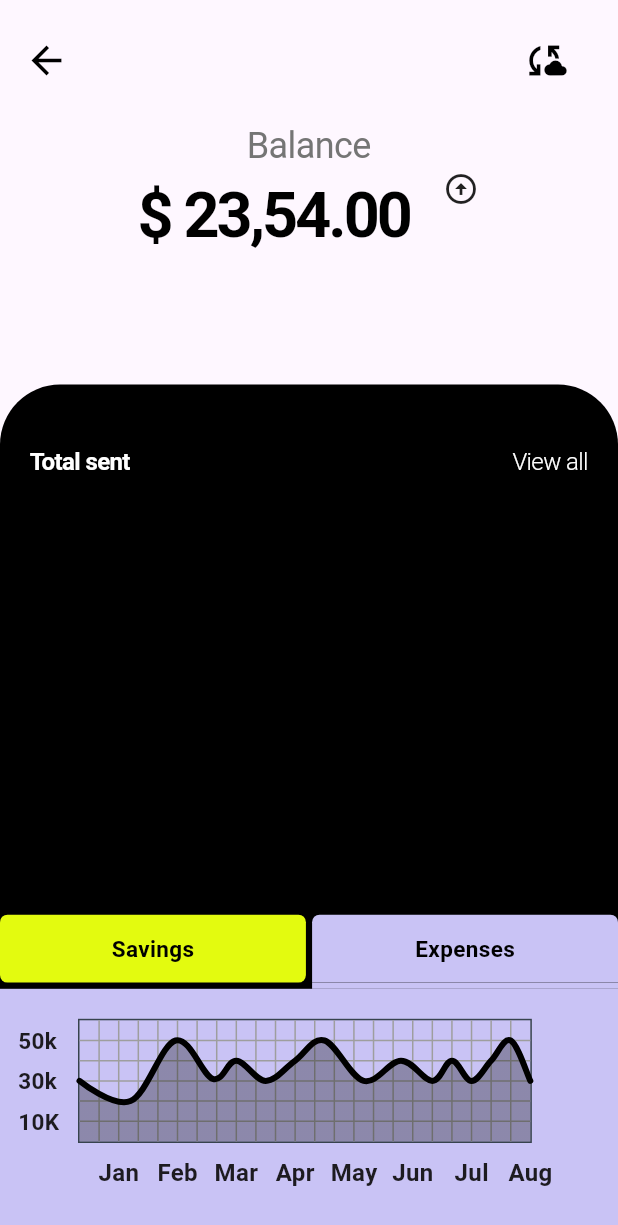
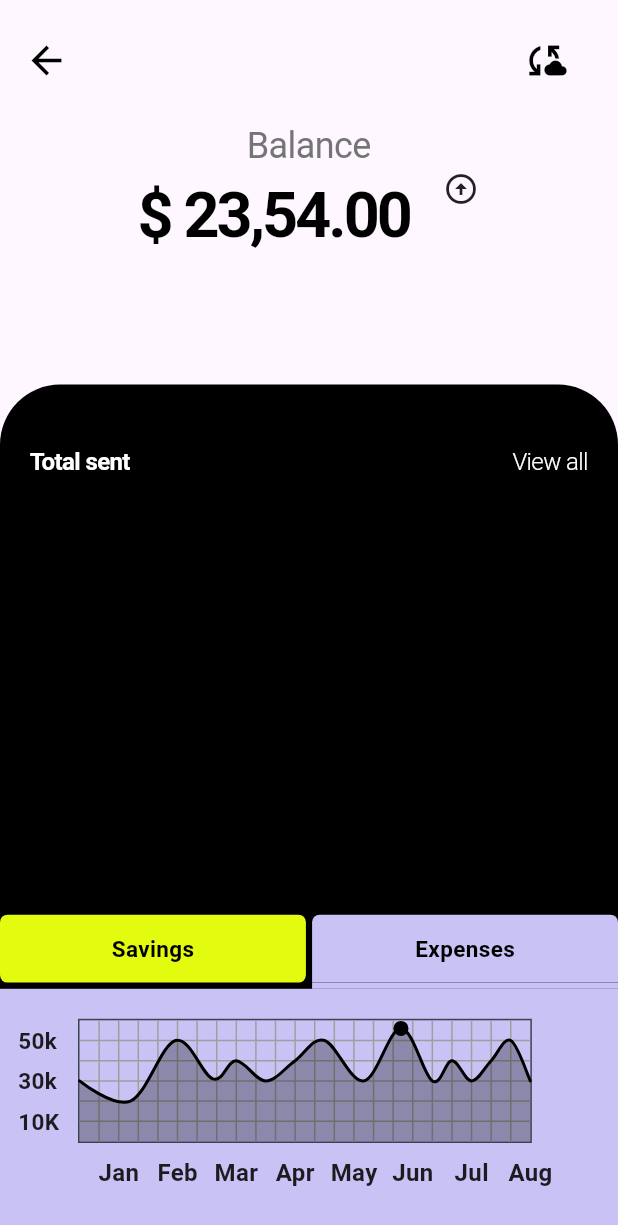
Before and after one commit to LeoMogiano/flutter_designs, a Flutter app: the BalanceScreen screen opened directly, on a phone screen of 412 x 824 dp. Shown: the top 1225 px of the screen. Run offline on Flutter 3.47's test engine with Material 3 defaults, Android fonts, the phone set to English and light mode, and no system bars; network calls fail.

Commit message:
Añadiendo un punto en el chart

```diff
--- a/lib/screens/balance_screen.dart
+++ b/lib/screens/balance_screen.dart
@@ -315,14 +315,16 @@ class _CustomLineChartState extends State<CustomLineChart> {
                 FlSpot(11, 4),
                 FlSpot(12.5, 5),
                 FlSpot(14.5, 3),
-                FlSpot(16.4, 4),
+                FlSpot(16.4, 5.6),
                 FlSpot(18, 3),
                 FlSpot(19, 4),
                 FlSpot(20, 3),
                 FlSpot(21, 4),
                 FlSpot(22, 5),
                 FlSpot(23, 3),
+
               ],
+
               isCurved: true,
               gradient: const LinearGradient(
                 colors: [
@@ -330,11 +332,24 @@ class _CustomLineChartState extends State<CustomLineChart> {
                   Colors.black,
                 ]
               ),
-              barWidth: 4,
+              barWidth: 2,
+
               isStrokeCapRound: true,
-              dotData: const FlDotData(
-                show: false,
-              ),
+              dotData: FlDotData(
+              show: true,
+              getDotPainter: (spot, percent, barData, index) {
+                if (spot == const FlSpot(16.4, 5.6)) {
+                  return FlDotCirclePainter(
+                    radius: 5,
+                    color: Colors.black,
+                  );
+                } else {
+                  return FlDotCirclePainter(
+                    radius: 0, // invisible
+                  );
+                }
+              },
+            ),
               belowBarData: BarAreaData(
                 show: true,
                 gradient: LinearGradient(
```
